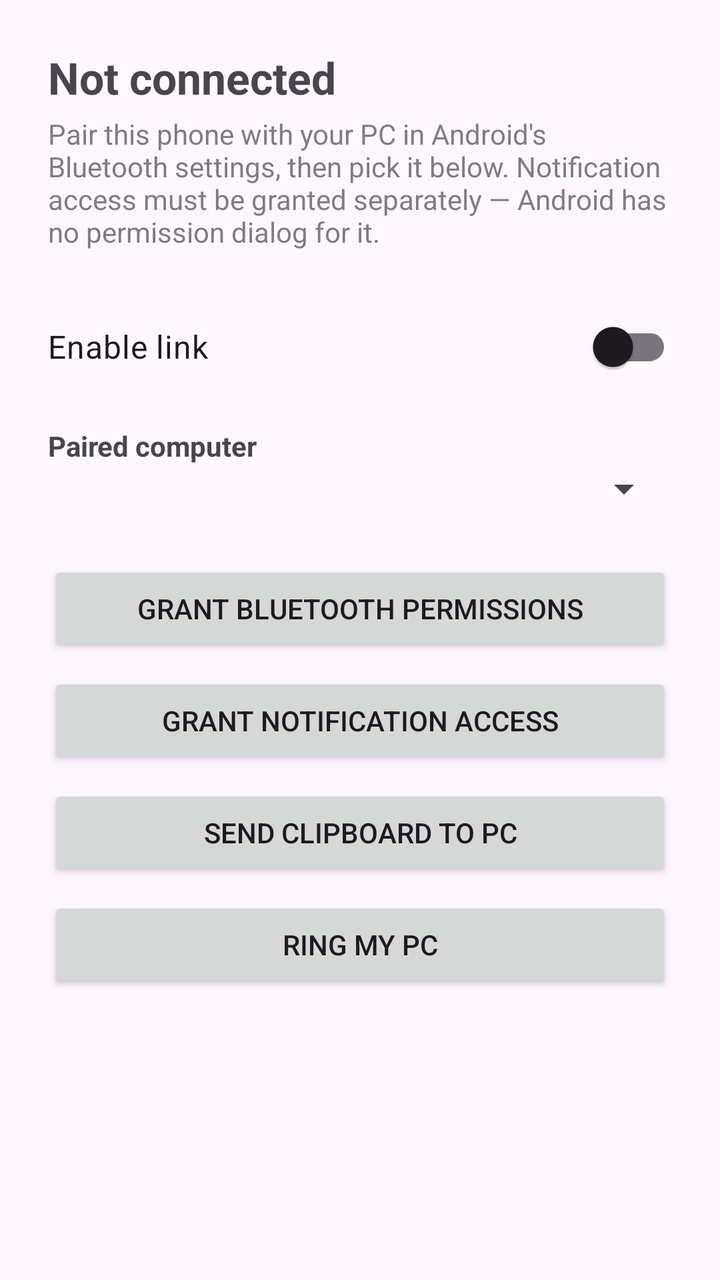
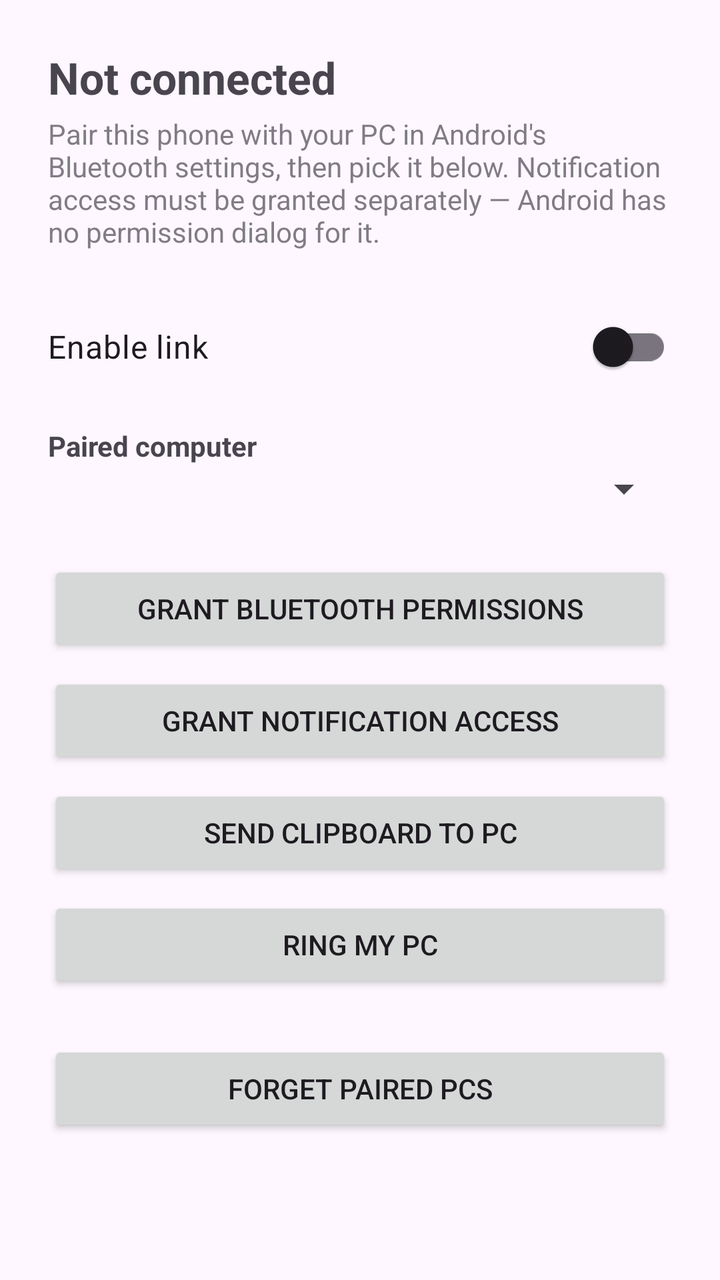

Two renders of the same Android screen: before a commit and after it. Below are the layout's source before the change and the commit's diff.
<!-- AndroidManifest.xml: application theme Theme.FedoraLink -->
<!-- res/layout/activity_main.xml -->
<?xml version="1.0" encoding="utf-8"?>
<ScrollView xmlns:android="http://schemas.android.com/apk/res/android"
    android:layout_width="match_parent"
    android:layout_height="match_parent"
    android:fillViewport="true">

    <LinearLayout
        android:layout_width="match_parent"
        android:layout_height="wrap_content"
        android:orientation="vertical"
        android:padding="24dp">

        <TextView
            android:id="@+id/statusText"
            android:layout_width="match_parent"
            android:layout_height="wrap_content"
            android:textSize="22sp"
            android:textStyle="bold"
            android:paddingBottom="4dp"
            android:text="@string/status_disconnected" />

        <TextView
            android:id="@+id/hintText"
            android:layout_width="match_parent"
            android:layout_height="wrap_content"
            android:paddingBottom="24dp"
            android:textSize="14sp"
            android:alpha="0.7"
            android:text="@string/setup_hint" />

        <androidx.appcompat.widget.SwitchCompat
            android:id="@+id/enableSwitch"
            android:layout_width="match_parent"
            android:layout_height="wrap_content"
            android:paddingVertical="12dp"
            android:textSize="16sp"
            android:text="@string/enable_link" />

        <TextView
            android:layout_width="match_parent"
            android:layout_height="wrap_content"
            android:paddingTop="16dp"
            android:textSize="14sp"
            android:textStyle="bold"
            android:text="@string/paired_pc" />

        <Spinner
            android:id="@+id/deviceSpinner"
            android:layout_width="match_parent"
            android:layout_height="wrap_content"
            android:paddingVertical="8dp" />

        <Button
            android:id="@+id/permissionsButton"
            android:layout_width="match_parent"
            android:layout_height="wrap_content"
            android:layout_marginTop="24dp"
            android:text="@string/grant_permissions" />

        <Button
            android:id="@+id/notificationAccessButton"
            android:layout_width="match_parent"
            android:layout_height="wrap_content"
            android:layout_marginTop="8dp"
            android:text="@string/grant_notification_access" />

        <Button
            android:id="@+id/sendClipboardButton"
            android:layout_width="match_parent"
            android:layout_height="wrap_content"
            android:layout_marginTop="8dp"
            android:text="@string/send_clipboard" />

        <Button
            android:id="@+id/ringPcButton"
            android:layout_width="match_parent"
            android:layout_height="wrap_content"
            android:layout_marginTop="8dp"
            android:text="@string/ring_pc" />

    </LinearLayout>
</ScrollView>
<!-- resources referenced by this layout -->
<resources>
  <string name="enable_link">Enable link</string>
  <string name="grant_notification_access">Grant notification access</string>
  <string name="grant_permissions">Grant Bluetooth permissions</string>
  <string name="paired_pc">Paired computer</string>
  <string name="ring_pc">Ring my PC</string>
  <string name="send_clipboard">Send clipboard to PC</string>
  <string name="setup_hint">Pair this phone with your PC in Android\'s Bluetooth settings, then pick it below. Notification access must be granted separately — Android has no permission dialog for it.</string>
  <string name="status_disconnected">Not connected</string>
  <style name="Theme.FedoraLink" parent="Theme.Material3.DayNight.NoActionBar">
          <item name="android:statusBarColor">?attr/colorSurface</item>
      </style>
</resources>

<!-- the commit's change to res/layout/activity_main.xml (unified diff, before → after) -->
@@ -78,5 +78,12 @@
             android:layout_marginTop="8dp"
             android:text="@string/ring_pc" />
 
+        <Button
+            android:id="@+id/unlinkButton"
+            android:layout_width="match_parent"
+            android:layout_height="wrap_content"
+            android:layout_marginTop="24dp"
+            android:text="@string/unlink" />
+
     </LinearLayout>
 </ScrollView>
<!-- resource entries referenced after the edit -->
@@ -8,6 +8,7 @@
   <string name="send_clipboard">Send clipboard to PC</string>
   <string name="setup_hint">Pair this phone with your PC in Android\'s Bluetooth settings, then pick it below. Notification access must be granted separately — Android has no permission dialog for it.</string>
   <string name="status_disconnected">Not connected</string>
+  <string name="unlink">Forget paired PCs</string>
   <style name="Theme.FedoraLink" parent="Theme.Material3.DayNight.NoActionBar">
           <item name="android:statusBarColor">?attr/colorSurface</item>
       </style>
